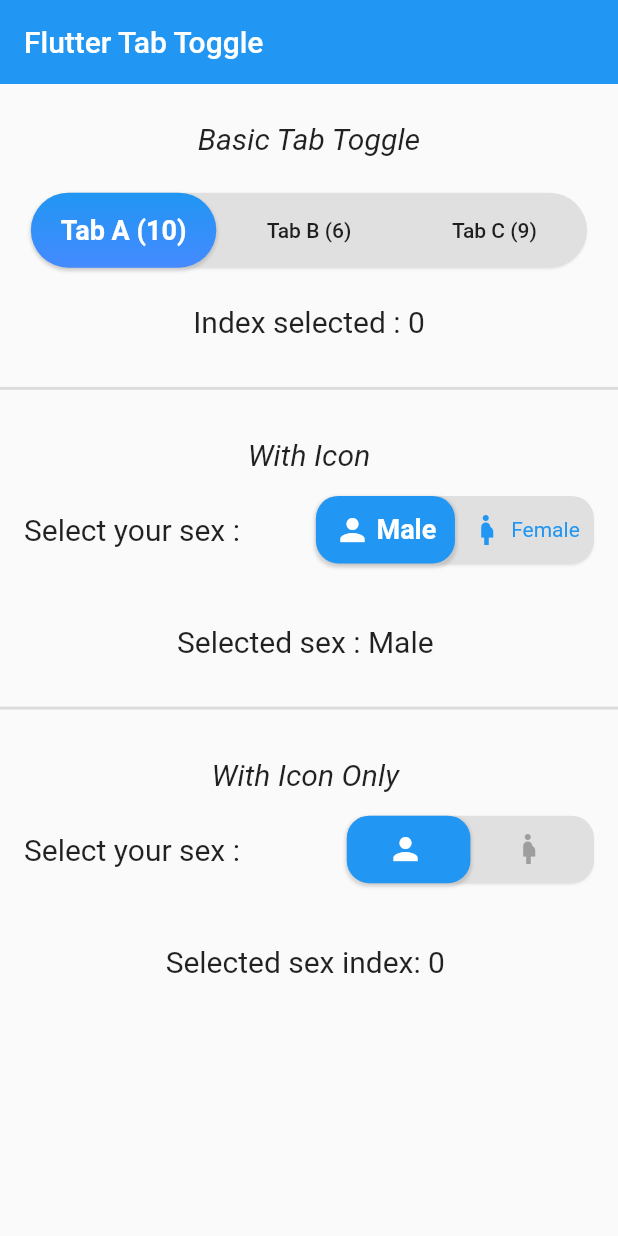
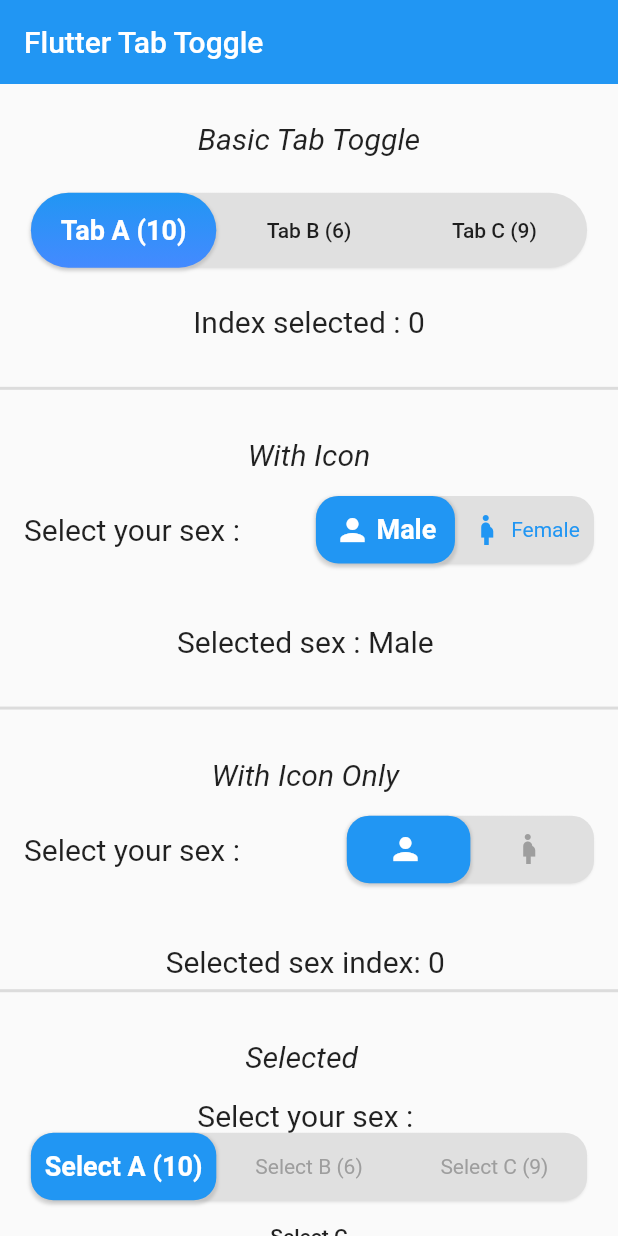
Before and after one commit to Lzyct/flutter_toggle_tab, a Flutter app: the screen it shows after launch, on a phone screen of 412 x 824 dp. Run offline on Flutter 3.47's test engine with Material 2 defaults, Android fonts, the phone set to English and light mode, and no system bars.

Commit message:
Change initialSelectedIndex with SelectedIndex

```diff
--- a/example/lib/main.dart
+++ b/example/lib/main.dart
@@ -50,10 +50,14 @@ class _MyHomePageState extends State<MyHomePage> {
   var _tabTextIndexSelected = 0;
   var _tabTextIconIndexSelected = 0;
   var _tabIconIndexSelected = 0;
+  var _tabSelectedIndexSelected = 0;
 
-  @override
-  Widget build(BuildContext context) {
   var _listTextTabToggle = ["Tab A (10)", "Tab B (6)", "Tab C (9)"];
+  var _listTextSelectedToggle = [
+    "Select A (10)",
+    "Select B (6)",
+    "Select C (9)"
+  ];
   var _listIconTabToggle = [
     Icons.person,
     Icons.pregnant_woman,
@@ -61,6 +65,8 @@ class _MyHomePageState extends State<MyHomePage> {
   var _listGenderText = ["Male", "Female"];
   var _listGenderEmpty = ["", ""];
 
+  @override
+  Widget build(BuildContext context) {
     return Scaffold(
       appBar: AppBar(
         title: Text("Flutter Tab Toggle"),
@@ -85,7 +91,7 @@ class _MyHomePageState extends State<MyHomePage> {
               width: 90,
               borderRadius: 30,
               height: 50,
-              initialLabelIndex: 0,
+              selectedIndex: _tabTextIndexSelected,
               selectedBackgroundColors: [Colors.blue, Colors.blueAccent],
               selectedTextStyle: TextStyle(
                   color: Colors.white,
@@ -134,7 +140,7 @@ class _MyHomePageState extends State<MyHomePage> {
                   FlutterToggleTab(
                     width: 45,
                     borderRadius: 15,
-                    initialLabelIndex: 0,
+                    selectedIndex: _tabTextIconIndexSelected,
                     selectedTextStyle: TextStyle(
                         color: Colors.white,
                         fontSize: 18,
@@ -186,7 +192,7 @@ class _MyHomePageState extends State<MyHomePage> {
                   FlutterToggleTab(
                     width: 40,
                     borderRadius: 15,
-                    initialLabelIndex: 0,
+                    selectedIndex: _tabIconIndexSelected,
                     selectedTextStyle: TextStyle(
                         color: Colors.white,
                         fontSize: 18,
@@ -213,6 +219,62 @@ class _MyHomePageState extends State<MyHomePage> {
               "Selected sex index: $_tabIconIndexSelected ",
               style: TextStyle(fontSize: 20),
             ),
+            Divider(
+              thickness: 2,
+            ),
+            SizedBox(
+              height: heightInPercent(3, context),
+            ),
+            Text(
+              "Selected  ",
+              style: TextStyle(fontSize: 20, fontStyle: FontStyle.italic),
+            ),
+            Padding(
+              padding: EdgeInsets.all(16),
+              child: Column(
+                mainAxisAlignment: MainAxisAlignment.spaceBetween,
+                children: [
+                  Text(
+                    "Select your sex : ",
+                    style: TextStyle(fontSize: 20),
+                  ),
+                  FlutterToggleTab(
+                    width: 90,
+                    borderRadius: 15,
+                    selectedIndex: _tabSelectedIndexSelected,
+                    selectedTextStyle: TextStyle(
+                        color: Colors.white,
+                        fontSize: 18,
+                        fontWeight: FontWeight.w600),
+                    unSelectedTextStyle: TextStyle(
+                        color: Colors.grey,
+                        fontSize: 14,
+                        fontWeight: FontWeight.w400),
+                    labels: _listTextSelectedToggle,
+                    selectedLabelIndex: (index) {
+                      setState(() {
+                        _tabSelectedIndexSelected = index;
+                      });
+                    },
+                  ),
+                  FlatButton(
+                    onPressed: () {
+                      setState(() {
+                        _tabSelectedIndexSelected = 2;
+                      });
+                    },
+                    child: Text("Select C"),
+                  )
+                ],
+              ),
+            ),
+            SizedBox(
+              height: heightInPercent(3, context),
+            ),
+            Text(
+              "Selected sex index: $_tabIconIndexSelected ",
+              style: TextStyle(fontSize: 20),
+            ),
           ],
         ),
       ),
--- a/lib/flutter_toggle_tab.dart
+++ b/lib/flutter_toggle_tab.dart
@@ -20,7 +20,7 @@ class FlutterToggleTab extends StatefulWidget {
   const FlutterToggleTab({
     Key key,
     @required this.labels,
-    @required this.initialLabelIndex,
+    @required this.selectedIndex,
     @required this.selectedLabelIndex,
     @required this.selectedTextStyle,
     @required this.unSelectedTextStyle,
@@ -36,7 +36,7 @@ class FlutterToggleTab extends StatefulWidget {
 
   final List<String> labels;
   final List<IconData> icons;
-  final int initialLabelIndex;
+  final int selectedIndex;
   final double width;
   final double height;
 
@@ -60,17 +60,12 @@ class _FlutterToggleTabState extends State<FlutterToggleTab> {
 
   _setDefaultSelected() {
     setState(() {
-      if (_labels.isNotEmpty) {
-        for (int x = 0; x < _labels.length; x++) {
-          _labels[x].title = widget.labels[x];
-        }
-      } else {
-        for (int x = 0; x < widget.labels.length; x++) {
-          if (x == widget.initialLabelIndex) {
-            _labels.add(DataTab(title: widget.labels[x], isSelected: true));
-          } else {
-            _labels.add(DataTab(title: widget.labels[x], isSelected: false));
-          }
+      _labels.clear();
+      for (int x = 0; x < widget.labels.length; x++) {
+        if (x == widget.selectedIndex) {
+          _labels.add(DataTab(title: widget.labels[x], isSelected: true));
+        } else {
+          _labels.add(DataTab(title: widget.labels[x], isSelected: false));
         }
       }
     });
@@ -79,6 +74,7 @@ class _FlutterToggleTabState extends State<FlutterToggleTab> {
   @override
   Widget build(BuildContext context) {
     _setDefaultSelected();
+    print("initial ${widget.selectedIndex}");
     var width = widget.width != null
         ? widthInPercent(widget.width, context)
         : widthInPercent(100, context);
```
Lines whose indentation alone changed are shown as unchanged.
